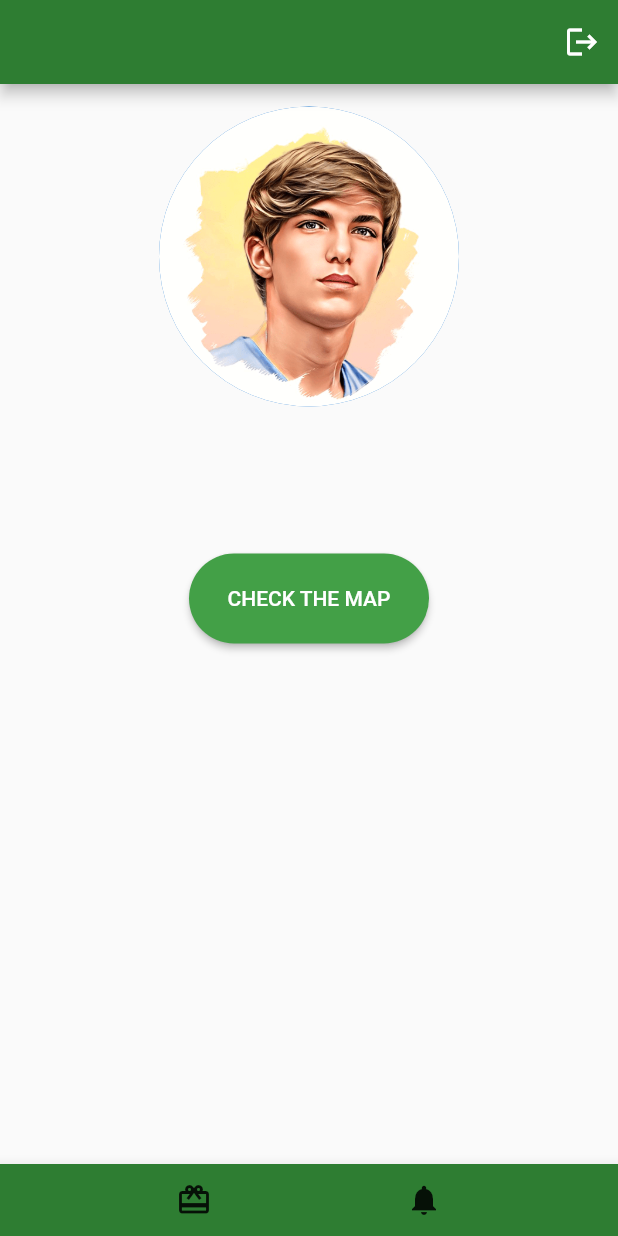
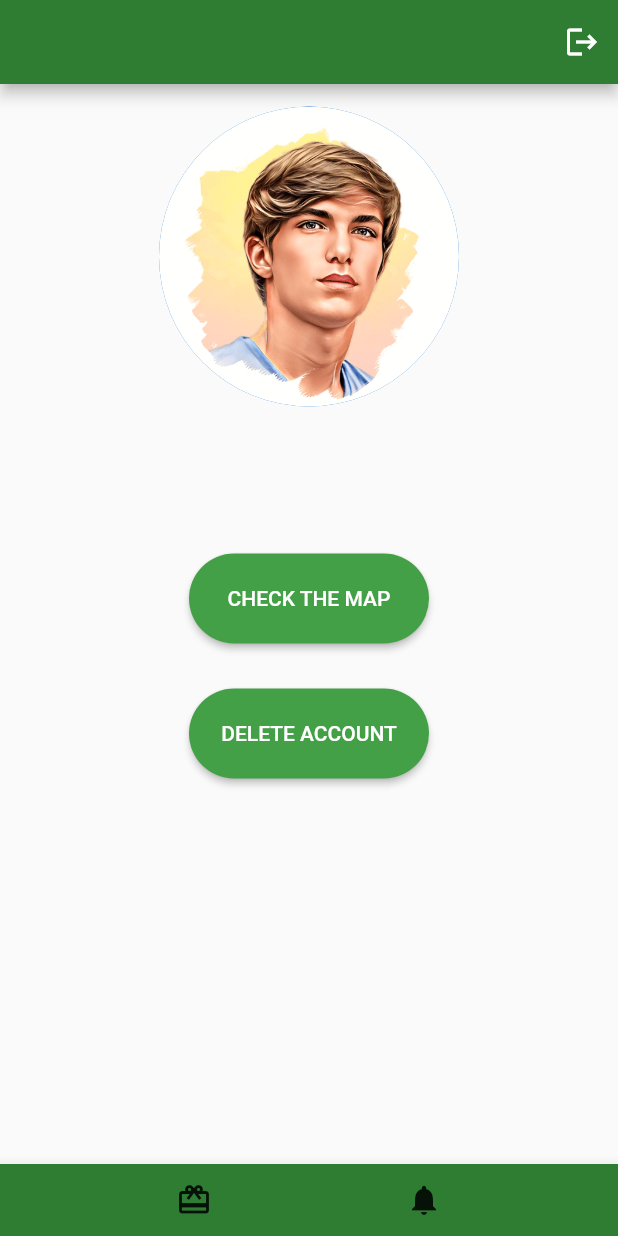
Before and after one commit to Brntpcnr/Recycler_app, a Flutter app: the screen it shows once a user with an empty profile is signed in, on a phone screen of 412 x 824 dp. Run offline on Flutter 3.47's test engine with Material 2 defaults, Android fonts, the phone set to English and light mode, and no system bars; our stand-ins replace cloud_firestore, firebase_auth, firebase_core, google_maps_flutter; accounts and stored records are empty.

Commit message:
Recycle app with account deletion

```diff
--- a/lib/main.dart
+++ b/lib/main.dart
@@ -10,7 +10,6 @@ import 'firebase_options.dart';
 //anakin@gmail.com / anakin123
 //çinar@gmail.com / çinar123
 //deno@gmail.com / deno123
-//samet86@gmail.com / samet123
 //dani@gmail.com / dani123
 
 
--- a/lib/pages/home_page.dart
+++ b/lib/pages/home_page.dart
@@ -1,15 +1,49 @@
+import 'package:flutter/material.dart';
 import 'package:firebase_auth/firebase_auth.dart';
-import 'package:flutter/material.dart';
+import 'package:cloud_firestore/cloud_firestore.dart';
 import 'package:recycle_app/pages/gift_page.dart';
 import 'package:recycle_app/pages/notifications.dart';
 import 'map.dart';
 import 'gift_page.dart';
 import 'notifications.dart';
 
+
 class HomePage extends StatelessWidget {
   HomePage({Key? key}) : super(key: key);
 
   final user = FirebaseAuth.instance.currentUser!;
+  final CollectionReference usersCollection = FirebaseFirestore.instance.collection('users');
+
+  Future<void> _deleteAccount(BuildContext context) async {
+    try {
+      // Delete user account from Firebase Authentication
+      await user.delete();
+
+      // Delete user data from Firestore
+      await usersCollection.doc(user.uid).delete();
+
+      // Show account deletion success message
+
+    } catch (error) {
+      // Show error message if deletion fails
+      showDialog(
+        context: context,
+        builder: (ctx) =>
+            AlertDialog(
+              title: Text('Account Deleted Successfully'),
+              content: Text('Feel free to log in or register!'),
+              actions: [
+                TextButton(
+                  child: Text('OK'),
+                  onPressed: () {
+                    Navigator.of(ctx).pop();
+                  },
+                ),
+              ],
+            ),
+      );
+    }
+  }
 
   //sign user out method
   void signUserOut(){
@@ -74,6 +108,27 @@ class HomePage extends StatelessWidget {
                 ),
               ),
             ),
+            SizedBox(
+              height: 30,
+            ),
+            Container(
+              width: 160,
+              height: 60,
+              child: ButtonTheme(
+                minWidth: 200,
+                height: 60,
+                child: ElevatedButton(
+                  style: ElevatedButton.styleFrom(
+                    shape: RoundedRectangleBorder(
+                      borderRadius: BorderRadius.circular(30.0), // Set the desired border radius
+                    ),
+                    primary: Colors.green[600], // Set the desired background color
+                  ),
+                  child: Text("DELETE ACCOUNT"),
+                  onPressed: () => _deleteAccount(context),
+                ),
+              ),
+            ),
           ],
         ),
       ),
--- a/pubspec.yaml
+++ b/pubspec.yaml
@@ -35,10 +35,12 @@ dependencies:
   # The following adds the Cupertino Icons font to your application.
   # Use with the CupertinoIcons class for iOS style icons.
   cupertino_icons: ^1.0.2
+  firebase_core: ^2.8.0
   firebase_auth: ^4.3.0
-  firebase_core: ^2.8.0
+  cloud_firestore: ^4.4.5
   google_maps_flutter: ^2.2.6
   google_maps_flutter_web: ^0.4.0+7
+
 
 dev_dependencies:
   flutter_test:
```
Also changed, not shown: pubspec.lock.
